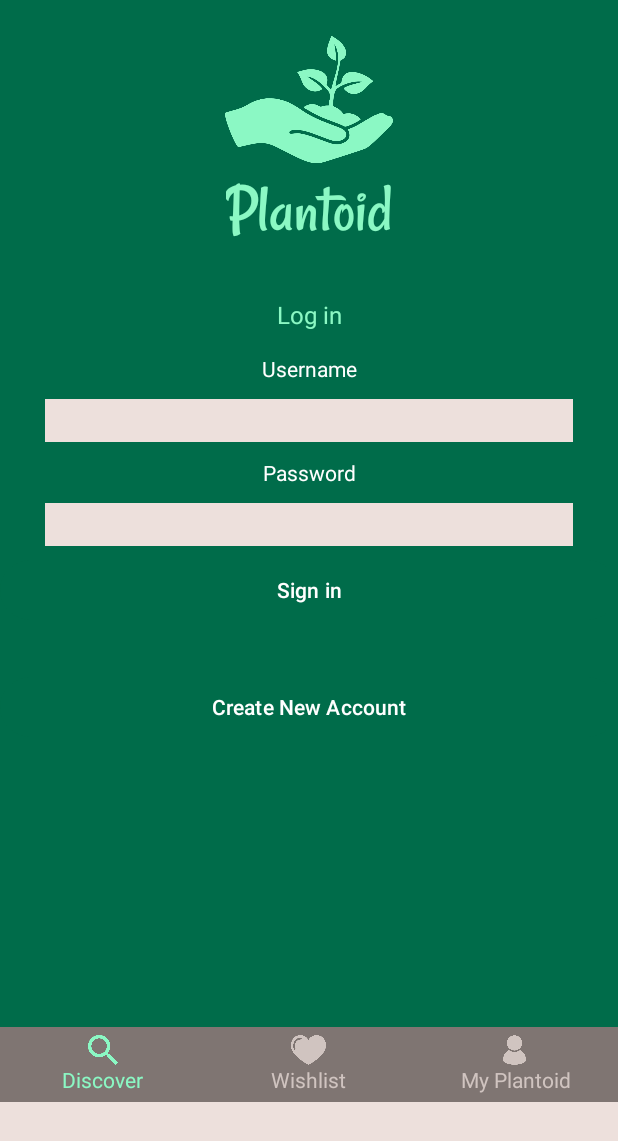
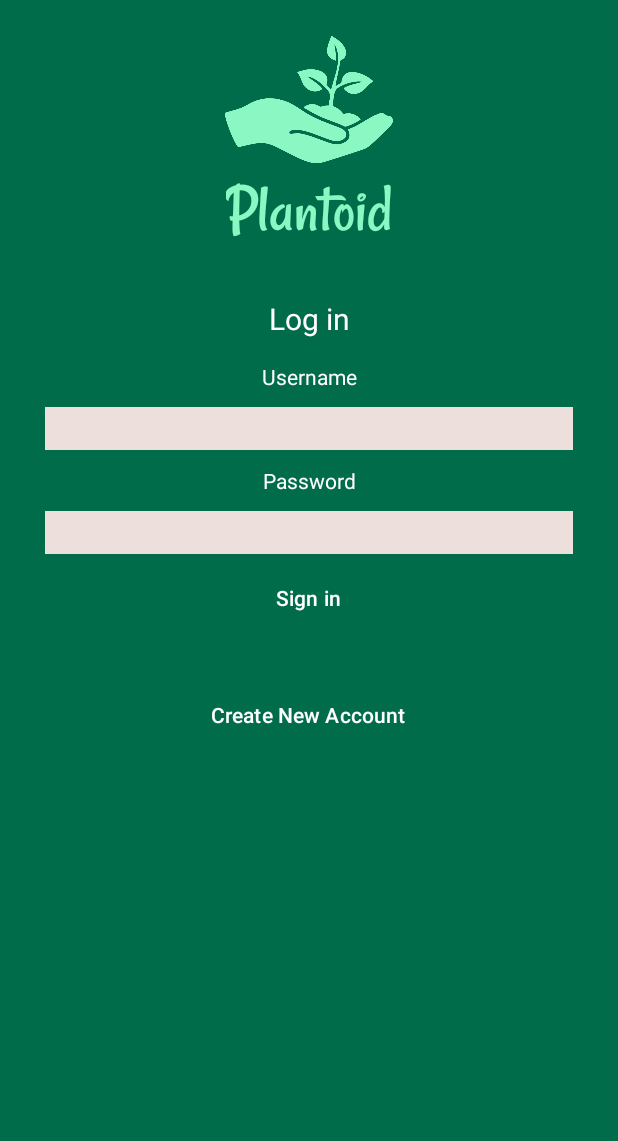
Before and after one commit to GauriRaj/softeng306, an Android app: the layout activity_login.xml on its own in the app's theme, with its tools: preview values and no code run, on a phone screen of 412 x 824 dp. Shown: the top 1141 px of the screen. Run offline under Robolectric (Android 15) with nearby library versions, the phone set to English and light mode, and no system bars.

Commit message:
Got rid of the nav bar and reformatted a little

```diff
--- a/app/src/main/res/layout/activity_login.xml
+++ b/app/src/main/res/layout/activity_login.xml
@@ -48,25 +48,25 @@
 
     <ScrollView
         android:layout_width="match_parent"
-        android:layout_height="496dp"
+        android:layout_height="match_parent"
         android:layout_weight="0"
         android:background="@color/md_theme_light_primary">
 
         <LinearLayout
             android:layout_width="match_parent"
             android:layout_height="wrap_content"
+            android:gravity="center"
             android:orientation="vertical">
 
             <TextView
                 android:id="@+id/textLog"
-                style="@style/textViewOnSurface"
+                style="@style/textViewOnPrimary"
                 android:layout_width="match_parent"
                 android:layout_height="wrap_content"
                 android:layout_marginVertical="10dp"
                 android:text="Log in"
                 android:textAlignment="center"
-                android:textColor="@color/md_theme_Primary90"
-                android:textSize="16sp" />
+                android:textSize="20sp" />
 
             <TextView
                 android:id="@+id/textView2"
@@ -108,121 +108,29 @@
 
             <Button
                 android:id="@+id/btnSignIn"
-                android:layout_width="match_parent"
+                android:layout_width="wrap_content"
                 android:layout_height="wrap_content"
+                android:background="@color/md_theme_Primary90"
                 android:text="Sign in" />
 
             <RelativeLayout
                 android:layout_width="match_parent"
-                android:layout_height="match_parent">
+                android:layout_height="match_parent"
+                android:gravity="center">
 
                 <Button
                     android:id="@+id/btnNewAccount"
-                    android:layout_width="match_parent"
+                    android:layout_width="wrap_content"
                     android:layout_height="wrap_content"
+                    android:layout_marginHorizontal="60dp"
                     android:layout_marginVertical="30dp"
+                    android:background="@color/md_theme_Primary90"
                     android:text="Create New Account" />
             </RelativeLayout>
 
         </LinearLayout>
     </ScrollView>
 
-    <LinearLayout
-        style="@style/navBarBackground"
-        android:layout_width="match_parent"
-        android:layout_height="wrap_content"
-        android:baselineAligned="false"
-        android:orientation="horizontal">
-
-        <LinearLayout
-            android:id="@+id/discover_navbar_button"
-            android:layout_width="match_parent"
-            android:layout_height="50dp"
-            android:layout_gravity="center"
-            android:layout_weight="1"
-            android:gravity="center"
-            android:orientation="vertical"
-            android:padding="5dp">
-
-            <ImageView
-                android:layout_width="wrap_content"
-                android:layout_height="match_parent"
-                android:layout_gravity="top|center"
-                android:layout_weight="1"
-                android:adjustViewBounds="true"
-                android:src="@drawable/discover_icon"
-                app:tint="@color/md_theme_Primary90" />
-
-            <TextView
-                android:layout_width="wrap_content"
-                android:layout_height="wrap_content"
-                android:layout_gravity="center"
-                android:layout_weight="0"
-                android:text="Discover"
-                android:textAlignment="center"
-                android:textColor="@color/md_theme_Primary90" />
-        </LinearLayout>
-
-        <LinearLayout
-            android:id="@+id/wishlist_navbar_button"
-            android:layout_width="match_parent"
-            android:layout_height="50dp"
-            android:layout_gravity="center"
-            android:layout_weight="1"
-            android:gravity="center"
-            android:orientation="vertical"
-            android:padding="5dp">
-
-            <ImageView
-                android:layout_width="wrap_content"
-                android:layout_height="match_parent"
-                android:layout_gravity="top|center"
-                android:layout_weight="1"
-                android:adjustViewBounds="true"
-                android:src="@drawable/wishlist_icon"
-                app:tint="@color/md_theme_Neutral80" />
-
-            <TextView
-                android:layout_width="wrap_content"
-                android:layout_height="wrap_content"
-                android:layout_gravity="center"
-                android:layout_weight="0"
-                android:text="Wishlist"
-                android:textAlignment="center"
-                android:textColor="@color/md_theme_Neutral80" />
-        </LinearLayout>
-
-        <LinearLayout
-            android:id="@+id/profile_navbar_button"
-            android:layout_width="match_parent"
-            android:layout_height="50dp"
-            android:layout_gravity="center"
-            android:layout_weight="1"
-            android:gravity="center"
-            android:orientation="vertical"
-            android:padding="5dp">
-
-            <ImageView
-                android:layout_width="wrap_content"
-                android:layout_height="match_parent"
-                android:layout_gravity="top|center"
-                android:layout_weight="1"
-                android:adjustViewBounds="true"
-                android:src="@drawable/profile_icon"
-                app:tint="@color/md_theme_Neutral80" />
-
-            <TextView
-                android:layout_width="wrap_content"
-                android:layout_height="wrap_content"
-                android:layout_gravity="center"
-                android:layout_weight="0"
-                android:text="My Plantoid"
-                android:textAlignment="center"
-                android:textColor="@color/md_theme_Neutral80" />
-        </LinearLayout>
-
-    </LinearLayout>
-
     <!-- Main Scrolling Section -->
 
     <!-- TODO Navigation bar -->
```
